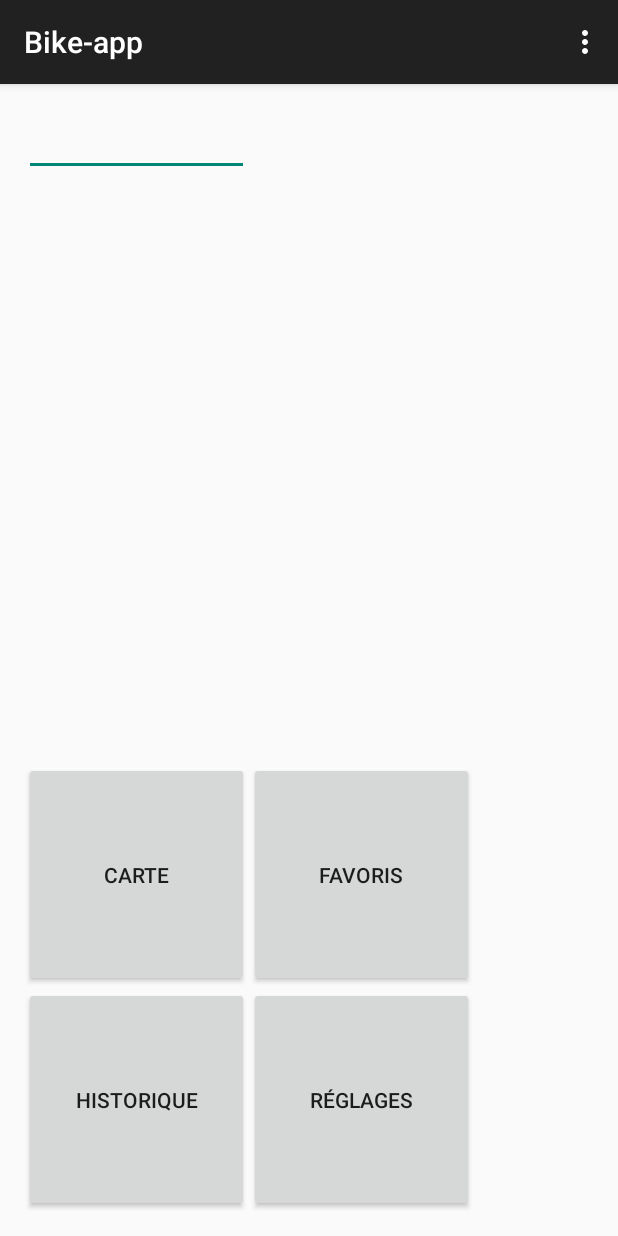
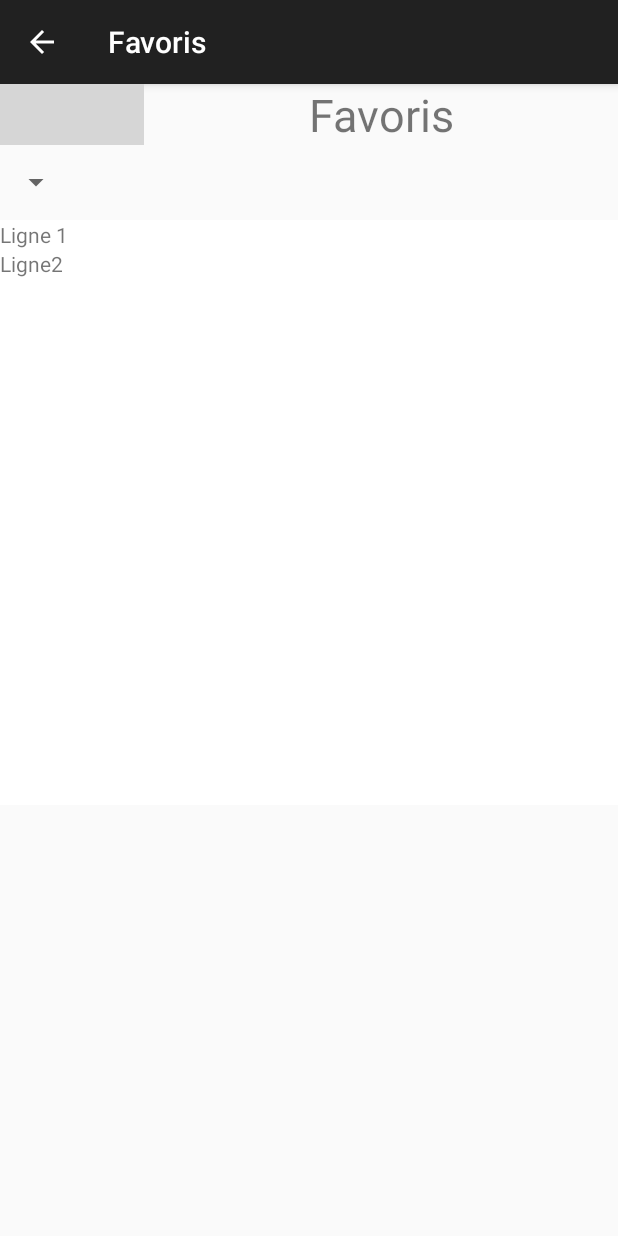
Before and after one commit to AlexandreRio/smart-e-bike, an Android app: the screen it shows after launch (MainActivity before the commit, Favoris after it), after a tap on "FAVORIS", on a phone screen of 412 x 824 dp. Run offline under Robolectric (Android 15) with nearby library versions, the phone set to English and light mode, and no system bars; grey boxes are pictures that could not be loaded.

Commit message:
Lien entre boutton Favoris et Interface Favoris

```diff
--- a/Bike-app/app/src/main/AndroidManifest.xml
+++ b/Bike-app/app/src/main/AndroidManifest.xml
@@ -4,16 +4,17 @@
 
     <uses-feature
         android:glEsVersion="0x00020000"
-        android:required="true"/>
+        android:required="true" />
 
-    <uses-permission android:name="android.permission.INTERNET"/>
-    <uses-permission android:name="android.permission.ACCESS_NETWORK_STATE"/>
-    <uses-permission android:name="android.permission.WRITE_EXTERNAL_STORAGE"/>
-    <!-- The following two permissions are not required to use
-         Google Maps Android API v2, but are recommended. -->
-    <uses-permission android:name="android.permission.ACCESS_COARSE_LOCATION"/>
-    <uses-permission android:name="android.permission.ACCESS_FINE_LOCATION"/>
-
+    <uses-permission android:name="android.permission.INTERNET" />
+    <uses-permission android:name="android.permission.ACCESS_NETWORK_STATE" />
+    <uses-permission android:name="android.permission.WRITE_EXTERNAL_STORAGE" />
+    <!--
+         The following two permissions are not required to use
+         Google Maps Android API v2, but are recommended.
+    -->
+    <uses-permission android:name="android.permission.ACCESS_COARSE_LOCATION" />
+    <uses-permission android:name="android.permission.ACCESS_FINE_LOCATION" />
 
     <application
         android:allowBackup="true"
@@ -25,7 +26,8 @@
             android:value="@integer/google_play_services_version" />
         <meta-data
             android:name="com.google.android.maps.v2.API_KEY"
-            android:value="AIzaSyAroo81p7ZzGca6FaNWCgTvIxAXvXqrSNU"/>
+            android:value="AIzaSyAroo81p7ZzGca6FaNWCgTvIxAXvXqrSNU" />
+
         <activity
             android:name=".MainActivity"
             android:label="@string/app_name" >
@@ -39,6 +41,14 @@
             android:name=".NavigationActivity"
             android:label="@string/title_activity_navigation" >
         </activity>
+        <activity
+            android:name=".Favoris"
+            android:label="Favoris"
+            android:parentActivityName=".MainActivity" >
+            <meta-data
+                android:name="android.support.PARENT_ACTIVITY"
+                android:value="al.esir.bike_app.MainActivity" />
+        </activity>
     </application>
 
 </manifest>
--- a/Bike-app/app/src/main/java/al/esir/bike_app/favoris.java
+++ b/Bike-app/app/src/main/java/al/esir/bike_app/Favoris.java
@@ -6,7 +6,7 @@ import android.view.Menu;
 import android.view.MenuItem;
 
 
-public class favoris extends ActionBarActivity {
+public class Favoris extends ActionBarActivity {
 
     @Override
     protected void onCreate(Bundle savedInstanceState) {
@@ -14,13 +14,6 @@ public class favoris extends ActionBarActivity {
         setContentView(R.layout.activity_favoris);
     }
 
-
-    @Override
-    public boolean onCreateOptionsMenu(Menu menu) {
-        // Inflate the menu; this adds items to the action bar if it is present.
-        getMenuInflater().inflate(R.menu.menu_favoris, menu);
-        return true;
-    }
 
     @Override
     public boolean onOptionsItemSelected(MenuItem item) {
--- a/Bike-app/app/src/main/java/al/esir/bike_app/MainActivity.java
+++ b/Bike-app/app/src/main/java/al/esir/bike_app/MainActivity.java
@@ -1,9 +1,11 @@
 package al.esir.bike_app;
 
+import android.content.Intent;
 import android.support.v7.app.ActionBarActivity;
 import android.os.Bundle;
 import android.view.Menu;
 import android.view.MenuItem;
+import android.view.View;
 
 
 public class MainActivity extends ActionBarActivity {
@@ -35,4 +37,9 @@ public class MainActivity extends ActionBarActivity {
 
         return super.onOptionsItemSelected(item);
     }
+
+    public void getFavorisInterface(View view){
+        Intent intent = new Intent(this, Favoris.class);
+        startActivity(intent);
+    }
 }
--- a/Bike-app/app/src/main/res/values/strings.xml
+++ b/Bike-app/app/src/main/res/values/strings.xml
@@ -7,5 +7,6 @@
     <string name="action_settings">Settings</string>
     <string name="title_activity_navigation">NavigationActivity</string>
     <string name="spinner_prompt">Liste</string>
+    <string name="title_activity_display_favoris_interface">DisplayFavorisInterface</string>
 
 </resources>
```
